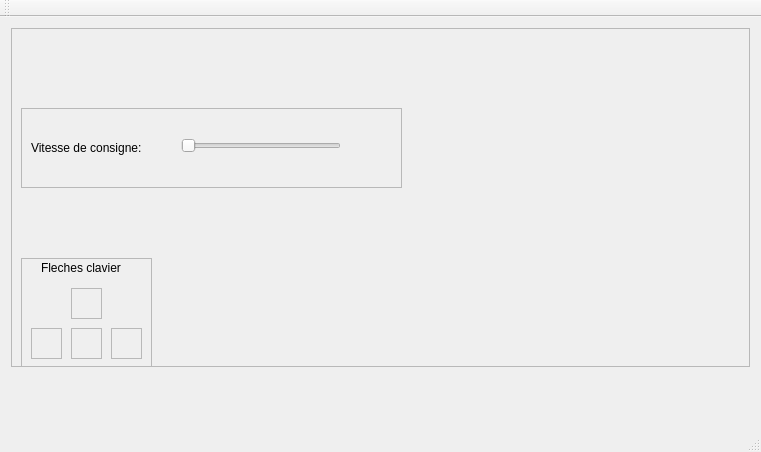
First picture: the form in WORKSPACE_QT/mainwindow.ui, repository dorianleveque/ENIB-S7-ROBOT, before the edit.
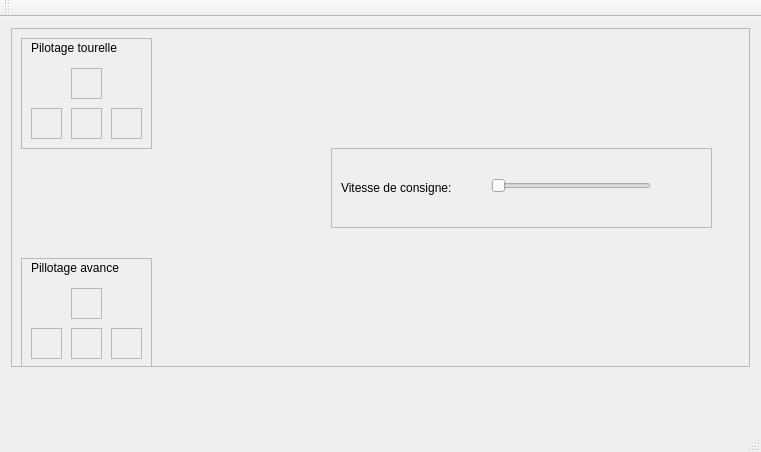
Second picture: the form after the edit. Icons and pictures are not drawn.

The edit to the form file:
```diff
--- a/WORKSPACE_QT/mainwindow.ui
+++ b/WORKSPACE_QT/mainwindow.ui
@@ -50,14 +50,14 @@
         <widget class="QLabel" name="label">
          <property name="geometry">
           <rect>
-           <x>20</x>
+           <x>10</x>
            <y>0</y>
-           <width>101</width>
+           <width>111</width>
            <height>20</height>
           </rect>
          </property>
          <property name="text">
-          <string>Fleches clavier</string>
+          <string>Pillotage avance</string>
          </property>
         </widget>
         <widget class="QFrame" name="keyboardUp">
@@ -125,30 +125,11 @@
          </property>
         </widget>
        </widget>
-       <widget class="QLabel" name="labelTest">
-        <property name="geometry">
-         <rect>
-          <x>260</x>
-          <y>160</y>
-          <width>321</width>
-          <height>161</height>
-         </rect>
-        </property>
-        <property name="text">
-         <string/>
-        </property>
-        <property name="pixmap">
-         <pixmap>Images/down.png</pixmap>
-        </property>
-        <property name="scaledContents">
-         <bool>true</bool>
-        </property>
-       </widget>
        <widget class="QFrame" name="frame_vitesse">
         <property name="geometry">
          <rect>
-          <x>10</x>
-          <y>80</y>
+          <x>320</x>
+          <y>120</y>
           <width>381</width>
           <height>80</height>
          </rect>
@@ -192,6 +173,99 @@
          </property>
         </widget>
        </widget>
+       <widget class="QFrame" name="keybordFrame_2">
+        <property name="geometry">
+         <rect>
+          <x>10</x>
+          <y>10</y>
+          <width>131</width>
+          <height>111</height>
+         </rect>
+        </property>
+        <property name="frameShape">
+         <enum>QFrame::StyledPanel</enum>
+        </property>
+        <property name="frameShadow">
+         <enum>QFrame::Raised</enum>
+        </property>
+        <widget class="QLabel" name="label_3">
+         <property name="geometry">
+          <rect>
+           <x>10</x>
+           <y>0</y>
+           <width>111</width>
+           <height>20</height>
+          </rect>
+         </property>
+         <property name="text">
+          <string>Pilotage tourelle</string>
+         </property>
+        </widget>
+        <widget class="QFrame" name="tourelleUp">
+         <property name="geometry">
+          <rect>
+           <x>50</x>
+           <y>30</y>
+           <width>31</width>
+           <height>31</height>
+          </rect>
+         </property>
+         <property name="frameShape">
+          <enum>QFrame::StyledPanel</enum>
+         </property>
+         <property name="frameShadow">
+          <enum>QFrame::Raised</enum>
+         </property>
+        </widget>
+        <widget class="QFrame" name="tourelleLeft">
+         <property name="geometry">
+          <rect>
+           <x>10</x>
+           <y>70</y>
+           <width>31</width>
+           <height>31</height>
+          </rect>
+         </property>
+         <property name="frameShape">
+          <enum>QFrame::StyledPanel</enum>
+         </property>
+         <property name="frameShadow">
+          <enum>QFrame::Raised</enum>
+         </property>
+        </widget>
+        <widget class="QFrame" name="tourelleDown">
+         <property name="geometry">
+          <rect>
+           <x>50</x>
+           <y>70</y>
+           <width>31</width>
+           <height>31</height>
+          </rect>
+         </property>
+         <property name="frameShape">
+          <enum>QFrame::StyledPanel</enum>
+         </property>
+         <property name="frameShadow">
+          <enum>QFrame::Raised</enum>
+         </property>
+        </widget>
+        <widget class="QFrame" name="tourelleRight">
+         <property name="geometry">
+          <rect>
+           <x>90</x>
+           <y>70</y>
+           <width>31</width>
+           <height>31</height>
+          </rect>
+         </property>
+         <property name="frameShape">
+          <enum>QFrame::StyledPanel</enum>
+         </property>
+         <property name="frameShadow">
+          <enum>QFrame::Raised</enum>
+         </property>
+        </widget>
+       </widget>
       </widget>
      </item>
     </layout>
```
Left out of the diff: 2 changed lines with no effect on the pictures.
